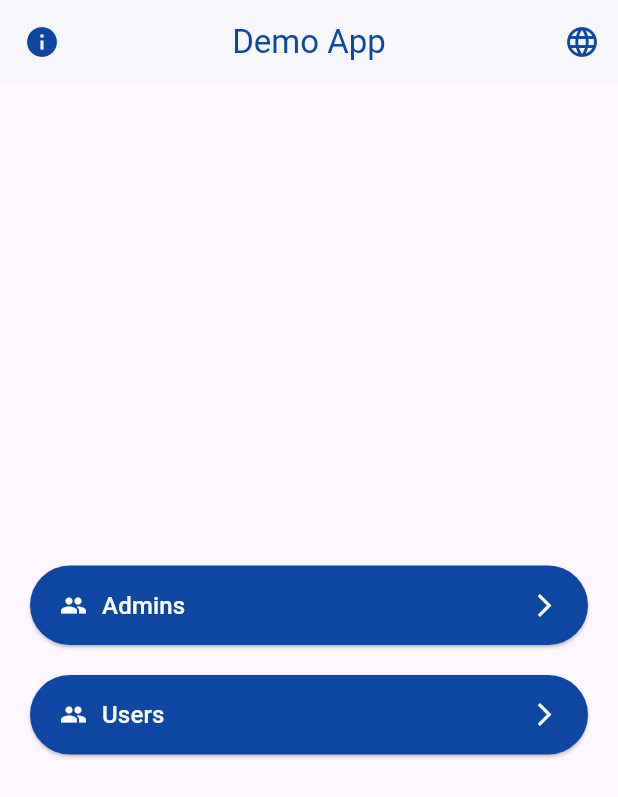
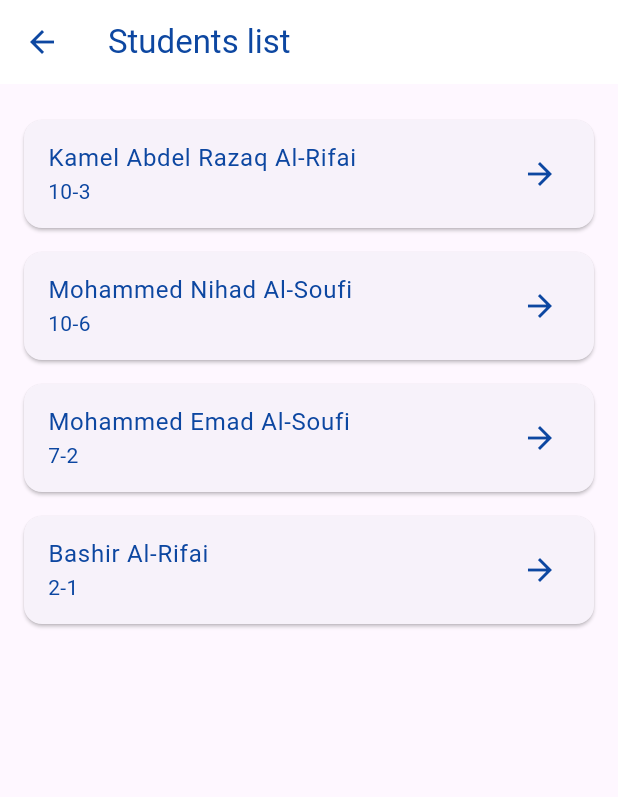
Before and after one commit to abolambA/NearSchool_Demo, a Flutter app: the screen it shows after launch, after a tap on "Users", on a phone screen of 412 x 824 dp. Shown: the top 797 px of the screen. Run offline on Flutter 3.47's test engine with Material 3 defaults, Android fonts, the light colour scheme and no system bars; our stand-ins replace firebase_core; accounts and stored records are empty.

Commit message:
first commit

```diff
--- a/lib/main.dart
+++ b/lib/main.dart
@@ -1,7 +1,13 @@
 import 'package:flutter/material.dart';
 import 'package:near_school_demo/screens/home_screen.dart';
+import 'package:firebase_core/firebase_core.dart';
 
-void main() => runApp(DemoApp());
+
+void main() async{
+   WidgetsFlutterBinding.ensureInitialized();
+  await Firebase.initializeApp();
+runApp(DemoApp());
+}
 
 class DemoApp extends StatelessWidget {
   @override
--- a/lib/screens/home_screen.dart
+++ b/lib/screens/home_screen.dart
@@ -1,6 +1,7 @@
 import 'package:flutter/material.dart';
 import 'package:near_school_demo/screens/about_screen.dart';
 import 'package:near_school_demo/screens/admins/admins_home_screen.dart';
+import 'package:near_school_demo/screens/users/users_home_screen.dart';
 
 class HomeScreen extends StatefulWidget {
   @override
@@ -65,7 +66,12 @@ class _HomeScreenState extends State<HomeScreen> {
               icon: Icons.group,
               text: isEnglish ? 'Users' : 'المستخدمين',
               onPressed: () {
-                // Navigate to Users screen if implemented
+                Navigator.push(
+                  context,
+                  MaterialPageRoute(
+                    builder: (context) => UsersHomeScreen(isEnglish: isEnglish),
+                  ),
+                );
               },
             ),
           ],
--- /dev/null
+++ b/lib/screens/users/users_home_screen.dart
@@ -0,0 +1,87 @@
+import 'package:flutter/material.dart';
+import 'student_screen.dart';
+
+class UsersHomeScreen extends StatelessWidget {
+  final bool isEnglish;
+
+  UsersHomeScreen({required this.isEnglish});
+
+  @override
+  Widget build(BuildContext context) {
+    return Scaffold(
+      appBar: AppBar(
+        title: Text(
+          isEnglish ? 'Students list' : 'قائمة الطلاب',
+          style: TextStyle(color: Colors.blue.shade900),
+        ),
+        backgroundColor: Colors.white,
+        iconTheme: IconThemeData(color: Colors.blue.shade900),
+      ),
+      body: ListView(
+        padding: EdgeInsets.all(16.0),
+        children: [
+          StudentTile(
+            name: isEnglish ? 'Kamel Abdel Razaq Al-Rifai' : 'كامل عبد الرزاق الرفاعي',
+            classNumber: '10-3',
+            isEnglish: isEnglish,
+          ),
+          StudentTile(
+            name: isEnglish ? 'Mohammed Nihad Al-Soufi' : 'محمد نهاد الصوفي',
+            classNumber: '10-6',
+            isEnglish: isEnglish,
+          ),
+          StudentTile(
+            name: isEnglish ? 'Mohammed Emad Al-Soufi' : 'محمد عماد الصوفي',
+            classNumber: '7-2',
+            isEnglish: isEnglish,
+          ),
+          StudentTile(
+            name: isEnglish ? 'Bashir Al-Rifai' : 'بشير الرفاعي',
+            classNumber: '2-1',
+            isEnglish: isEnglish,
+          ),
+        ],
+      ),
+    );
+  }
+}
+
+class StudentTile extends StatelessWidget {
+  final String name;
+  final String classNumber;
+  final bool isEnglish;
+
+  StudentTile({required this.name, required this.classNumber, required this.isEnglish});
+
+  @override
+  Widget build(BuildContext context) {
+    return Card(
+      margin: EdgeInsets.symmetric(vertical: 8.0),
+      child: ListTile(
+        title: Text(
+          name,
+          textAlign: isEnglish ? TextAlign.left : TextAlign.right,
+          style: TextStyle(color: Colors.blue.shade900),
+        ),
+        subtitle: Text(
+          classNumber,
+          textAlign: isEnglish ? TextAlign.left : TextAlign.right,
+          style: TextStyle(color: Colors.blue.shade900),
+        ),
+        trailing: Icon(Icons.arrow_forward, color: Colors.blue.shade900),
+        onTap: () {
+          Navigator.push(
+            context,
+            MaterialPageRoute(
+              builder: (context) => StudentInfoScreen(
+                name: name,
+                classNumber: classNumber,
+                isEnglish: isEnglish,
+              ),
+            ),
+          );
+        },
+      ),
+    );
+  }
+}
--- a/pubspec.yaml
+++ b/pubspec.yaml
@@ -35,6 +35,7 @@ dependencies:
   # The following adds the Cupertino Icons font to your application.
   # Use with the CupertinoIcons class for iOS style icons.
   cupertino_icons: ^1.0.6
+  firebase_core: ^3.4.0
 
 dev_dependencies:
   flutter_test:
```
Also changed, not shown: lib/screens/users/student_screen.dart (added, +100 -0 lines), pubspec.lock, 7 other files.
